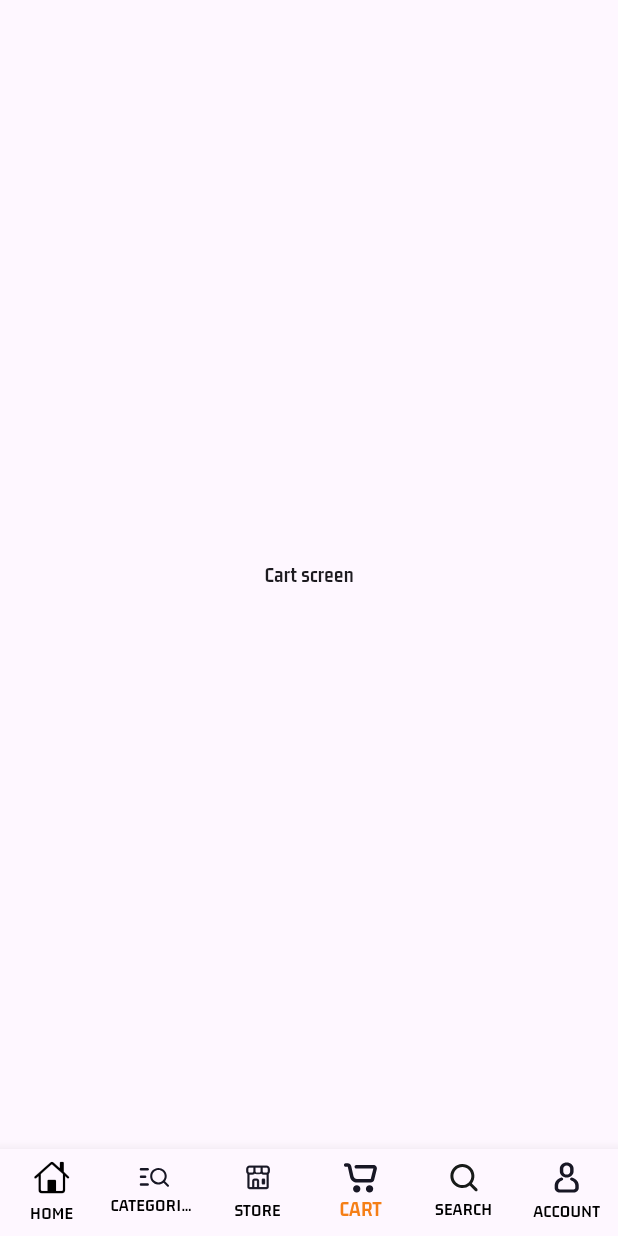
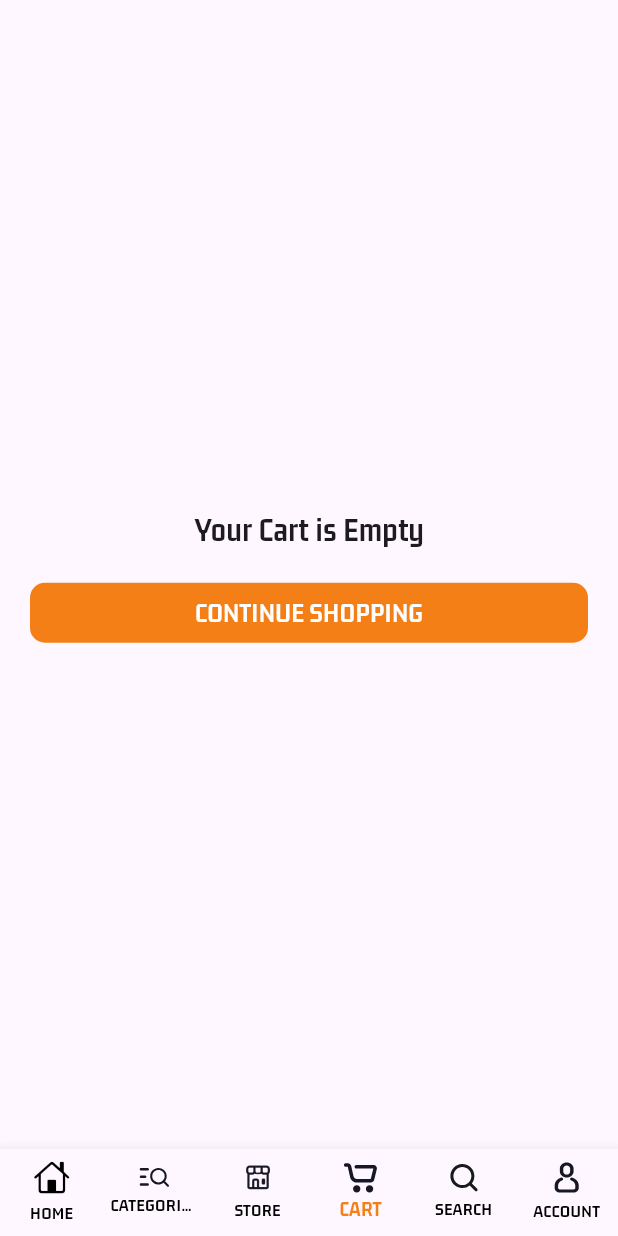
Before and after one commit to vinod7339/Dodo_User_App, a Flutter app: the MainScreen screen opened directly, item 4 of the bottom bar chosen, on a phone screen of 412 x 824 dp. Run offline on Flutter 3.47's test engine with Material 2 defaults, Android fonts, the phone set to English and light mode, and no system bars; our stand-ins replace cached_network_image, cloud_firestore, firebase_auth, firebase_core, firebase_storage, flutter_svg and 2 more; accounts and stored records are empty; network calls fail.

Commit message:
updated cart screen and modified banner widget

```diff
--- a/lib/main.dart
+++ b/lib/main.dart
@@ -1,5 +1,4 @@
 import 'package:dodo_project/views/buyers/auth/register_screen.dart';
-import 'package:dodo_project/views/buyers/main_screen.dart';
 import 'package:firebase_core/firebase_core.dart';
 import 'package:flutter/material.dart';
 import 'package:flutter/services.dart';
--- a/lib/views/buyers/nav_screens/cart_screen.dart
+++ b/lib/views/buyers/nav_screens/cart_screen.dart
@@ -5,8 +5,39 @@ class CartScreen extends StatelessWidget {
 
   @override
   Widget build(BuildContext context) {
-    return Center(
-      child: Text('Cart screen'),
+    return Scaffold(
+      body: Center(
+        child: Column(
+          mainAxisAlignment: MainAxisAlignment.center,
+          children: [
+            Text(
+              'Your Cart is Empty',
+              style: TextStyle(
+                fontSize: 22,
+                fontWeight: FontWeight.bold,
+              ),
+            ),
+            SizedBox(height: 20),
+            Container(
+              height: 40,
+              width: MediaQuery.of(context).size.width - 40,
+              decoration: BoxDecoration(
+                color: Colors.yellow.shade900,
+                borderRadius: BorderRadius.circular(10),
+              ),
+              child: Center(
+                child: Text(
+                  'CONTINUE SHOPPING',
+                  style: TextStyle(
+                    fontSize: 18,
+                    color: Colors.white,
+                  ),
+                ),
+              ),
+            ),
+          ],
+        ),
+      ),
     );
   }
 }
--- a/pubspec.yaml
+++ b/pubspec.yaml
@@ -41,6 +41,8 @@ dependencies:
   firebase_auth: ^4.6.3
   firebase_storage: ^11.2.3
   image_picker: ^0.8.9
+  cached_network_image: ^3.2.3
+  shimmer_animation: ^2.1.0+1
 
 dev_dependencies:
   flutter_test:
```
Also changed, not shown: lib/controllers/auth_controller.dart (+34 -2 lines), lib/views/buyers/auth/login_screen.dart (+13 -10 lines), lib/views/buyers/auth/register_screen.dart (+48 -4 lines), lib/views/buyers/nav_screens/widgets/banner_widget.dart (+17 -2 lines), pubspec.lock, 1 other file.
